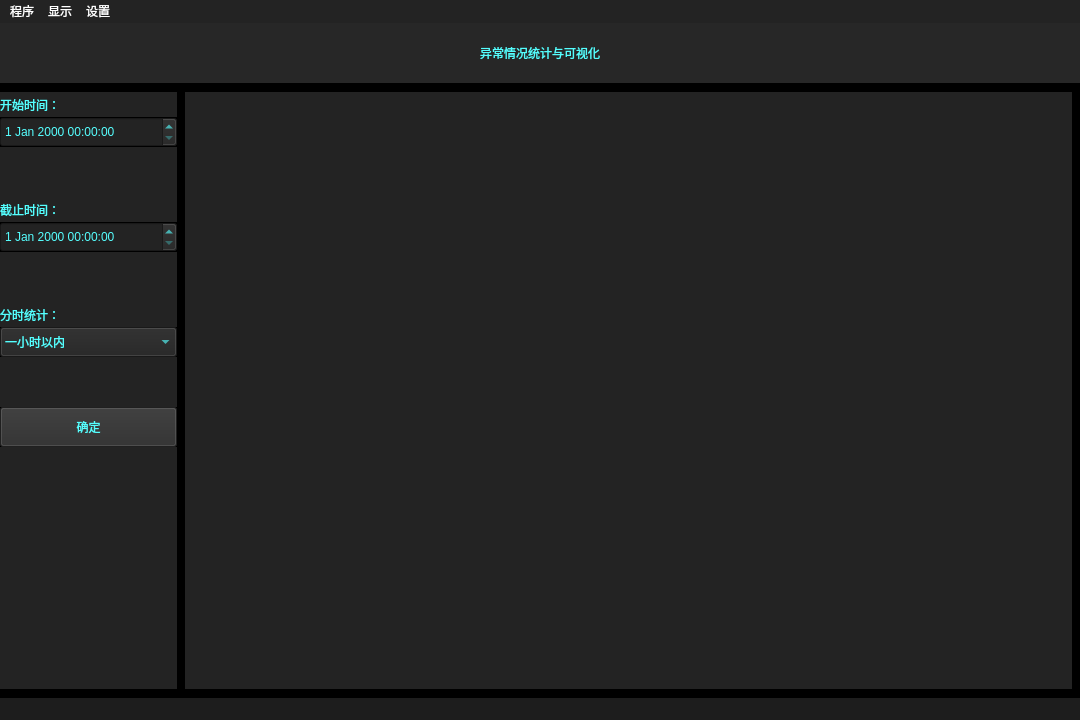
zhenhuic/xio-intrusion-detection, file gui/statistics_widget.ui: the form before one commit.
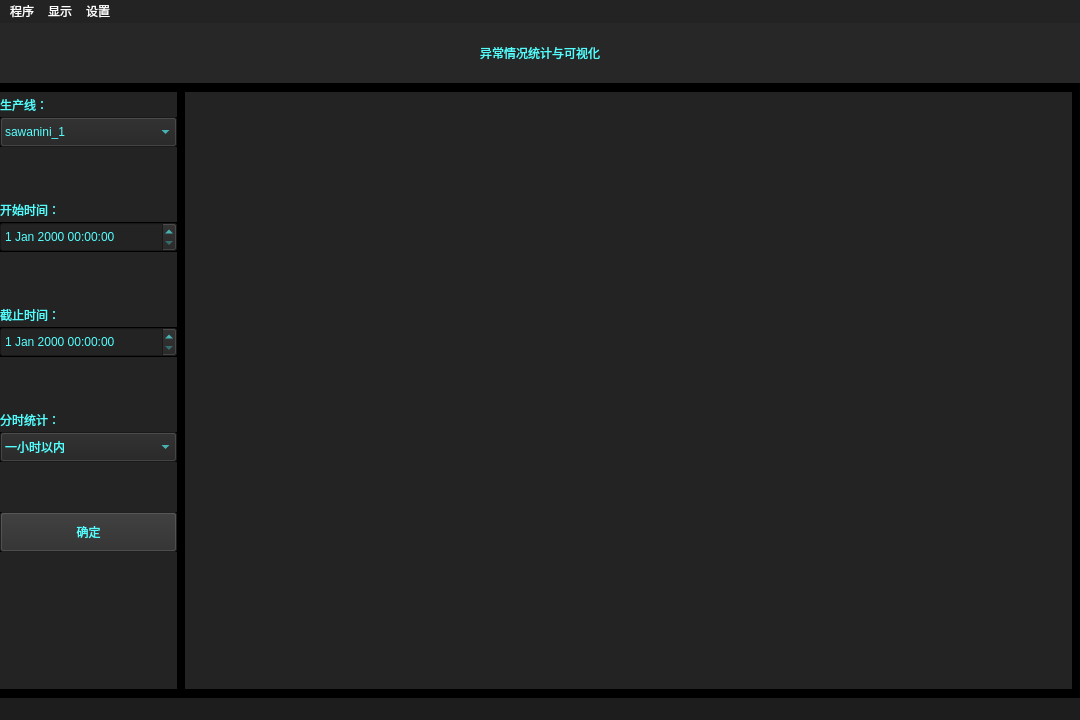
The form after the commit.

Commit message: 完成异常统计窗口功能

What changed in the file:
```diff
--- a/gui/statistics_widget.ui
+++ b/gui/statistics_widget.ui
@@ -131,10 +131,96 @@
            <number>8</number>
           </property>
           <item>
-           <layout class="QVBoxLayout" name="verticalLayout_2" stretch="1,1,0,1,1,0,1,1,0,1,0">
+           <layout class="QVBoxLayout" name="verticalLayout_2" stretch="0,0,0,1,1,0,1,1,0,1,1,0,1,0">
             <property name="spacing">
              <number>0</number>
             </property>
+            <item>
+             <widget class="QLabel" name="label_9">
+              <property name="sizePolicy">
+               <sizepolicy hsizetype="Preferred" vsizetype="Fixed">
+                <horstretch>0</horstretch>
+                <verstretch>0</verstretch>
+               </sizepolicy>
+              </property>
+              <property name="minimumSize">
+               <size>
+                <width>0</width>
+                <height>25</height>
+               </size>
+              </property>
+              <property name="styleSheet">
+               <string notr="true">background-color: rgb(35, 35, 35);
+font: 14pt &quot;宋体&quot;;
+color: rgb(85, 255, 255);</string>
+              </property>
+              <property name="text">
+               <string>生产线：</string>
+              </property>
+             </widget>
+            </item>
+            <item>
+             <widget class="QComboBox" name="productionLineComboBox">
+              <property name="minimumSize">
+               <size>
+                <width>0</width>
+                <height>30</height>
+               </size>
+              </property>
+              <property name="styleSheet">
+               <string notr="true">background-color: rgb(35, 35, 35);
+font: 11pt &quot;宋体&quot;;
+color: rgb(85, 255, 255);</string>
+              </property>
+              <item>
+               <property name="text">
+                <string>sawanini_1</string>
+               </property>
+              </item>
+              <item>
+               <property name="text">
+                <string>sawanini_2</string>
+               </property>
+              </item>
+              <item>
+               <property name="text">
+                <string>zhuanjixia</string>
+               </property>
+              </item>
+              <item>
+               <property name="text">
+                <string>penfenshang</string>
+               </property>
+              </item>
+              <item>
+               <property name="text">
+                <string>baobantongyong</string>
+               </property>
+              </item>
+             </widget>
+            </item>
+            <item>
+             <widget class="QLabel" name="label_8">
+              <property name="sizePolicy">
+               <sizepolicy hsizetype="Preferred" vsizetype="Fixed">
+                <horstretch>0</horstretch>
+                <verstretch>0</verstretch>
+               </sizepolicy>
+              </property>
+              <property name="minimumSize">
+               <size>
+                <width>0</width>
+                <height>50</height>
+               </size>
+              </property>
+              <property name="styleSheet">
+               <string notr="true">background-color: rgb(35, 35, 35);</string>
+              </property>
+              <property name="text">
+               <string/>
+              </property>
+             </widget>
+            </item>
             <item>
              <widget class="QLabel" name="label">
               <property name="sizePolicy">
```
Left out of the diff: 2 changed lines with no effect on the pictures. The commit also changes 4 other files.
